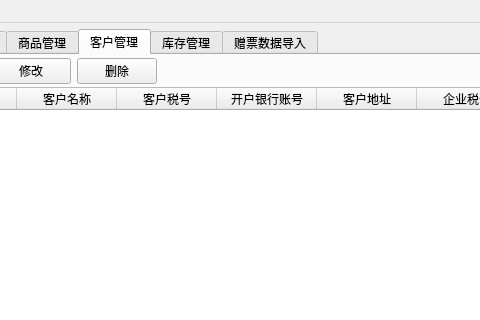
First picture: the form in src/invoice/gui/mainwindow.ui, repository lcw2004/fapiao, before the edit; both pictures show x 192 to 672 and y 0 to 320 of the 759 by 462 pixel window.
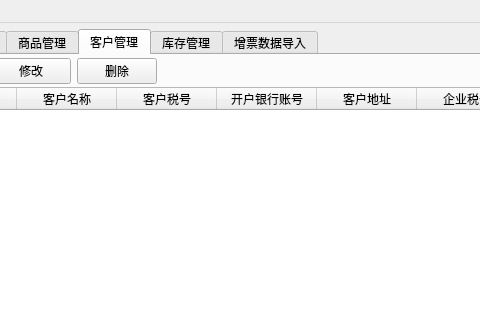
Second picture: the form after the edit. The open tabs and pages were chosen to show the change. Icons and pictures are not drawn.

Commit message: 修改UI显示错误

Patch:
```diff
--- a/src/invoice/gui/mainwindow.ui
+++ b/src/invoice/gui/mainwindow.ui
@@ -1130,7 +1130,7 @@
          <normaloff>C:/Users/Administrator/.designer/backup/image/tab_import.ico</normaloff>C:/Users/Administrator/.designer/backup/image/tab_import.ico</iconset>
        </attribute>
        <attribute name="title">
-        <string>赠票数据导入</string>
+        <string>增票数据导入</string>
        </attribute>
        <layout class="QVBoxLayout" name="verticalLayout">
         <property name="spacing">
```
Left out of the diff: 2 changed lines with no effect on the pictures.
